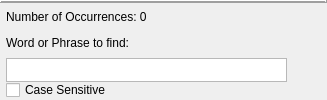
First picture: the form in programs/KJVCanOpener/KJVSearchPhraseEdit.ui, repository dewhisna/KingJamesPureBibleSearch, before the edit.
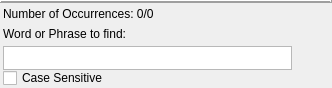
Second picture: the form after the edit. Icons and pictures are not drawn. Custom widgets are drawn as their Qt base class.

Commit message: Added File Save/Open operations for KJS files.  Added logic when adding new search phrases to make sure the new editor was visible in the scroll view -- strangely, I had to manually calculate the location for it to pass to ensureVisible and couldn't just use ensureWidgetVisible (it wouldn't work).  Fixed the on_phraseChanged logic (and add/delete to/from database button enables) for CKJVSearchPhraseEdit to detect if the parsed phrase was empty or not (not just the actual editor).  Added a few new keyboard shortcuts and removed the extra newline in the search results ToolTip.  More icons.

```diff
--- a/programs/KJVCanOpener/KJVSearchPhraseEdit.ui
+++ b/programs/KJVCanOpener/KJVSearchPhraseEdit.ui
@@ -2,6 +2,14 @@
 <ui version="4.0">
  <class>CKJVSearchPhraseEdit</class>
  <widget class="QWidget" name="CKJVSearchPhraseEdit">
+  <property name="geometry">
+   <rect>
+    <x>0</x>
+    <y>0</y>
+    <width>332</width>
+    <height>88</height>
+   </rect>
+  </property>
   <property name="sizePolicy">
    <sizepolicy hsizetype="Preferred" vsizetype="Preferred">
     <horstretch>0</horstretch>
@@ -70,7 +78,7 @@
            <item row="0" column="0">
             <widget class="QLabel" name="lblOccurrenceCount">
              <property name="text">
-              <string>Number of Occurrences: 0</string>
+              <string>Number of Occurrences: 0/0</string>
              </property>
             </widget>
            </item>
```
Left out of the diff: 3 changed lines with no effect on the pictures. The commit also changes 20 other files.
